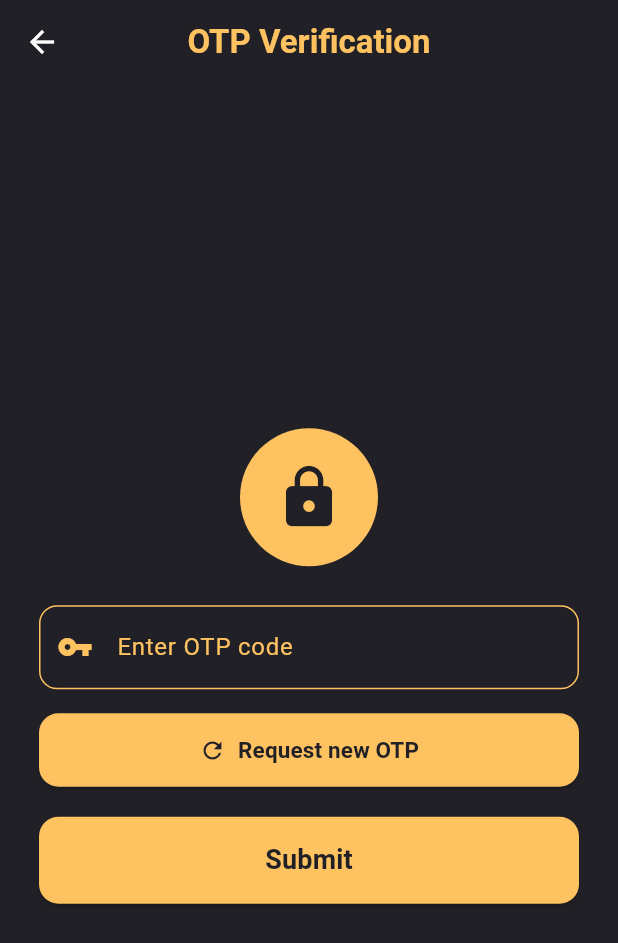
After one commit to R3FA/joymodels-ui, a Flutter app: the VerifyPageScreen screen opened directly, on a phone screen of 412 x 824 dp. The commit adds this screen. Shown: the top 943 px of the screen. Run offline on Flutter 3.47's test engine with Material 3 defaults, Android fonts, the phone set to English and light mode, and no system bars; our stand-ins replace flutter_secure_storage, get_it, image_picker; accounts and stored records are empty.

Commit message:
Create Verify screen and Create request new otp code logic

```diff
--- a/joymodels_mobile/lib/data/model/enums/jwt/jwt_claim_key_api_model.dart
+++ b/joymodels_mobile/lib/data/model/enums/jwt_claim_key_api_enum.dart
@@ -1,4 +1,4 @@
-enum JwtClaimKeyApiModel {
+enum JwtClaimKeyApiEnum {
   nameIdentifier(
     'http://schemas.xmlsoap.org/ws/2005/05/identity/claims/nameidentifier',
   ),
@@ -9,5 +9,5 @@ enum JwtClaimKeyApiModel {
   aud('aud');
 
   final String key;
-  const JwtClaimKeyApiModel(this.key);
+  const JwtClaimKeyApiEnum(this.key);
 }
--- /dev/null
+++ b/joymodels_mobile/lib/data/model/enums/user_role_api_enum.dart
@@ -0,0 +1,2 @@
+// ignore: constant_identifier_names
+enum UserRoleApiEnum { Unverified, User, Helper, Admin, Root }
--- /dev/null
+++ b/joymodels_mobile/lib/data/model/sso/request_types/sso_new_otp_code_request_api_model.dart
@@ -0,0 +1,15 @@
+import 'package:http/http.dart' as http;
+
+class SsoNewOtpCodeRequestApiModel {
+  final String userUuid;
+
+  SsoNewOtpCodeRequestApiModel({required this.userUuid});
+
+  Future<http.MultipartRequest> toMultipartRequest(Uri url) async {
+    final multiPartRequest = http.MultipartRequest('POST', url);
+
+    multiPartRequest.fields['UserUuid'] = userUuid;
+
+    return multiPartRequest;
+  }
+}
--- a/joymodels_mobile/lib/data/services/sso_service.dart
+++ b/joymodels_mobile/lib/data/services/sso_service.dart
@@ -1,5 +1,7 @@
 import 'package:http/http.dart' as http;
 import 'package:joymodels_mobile/data/core/config/api_constants.dart';
+import 'package:joymodels_mobile/data/core/config/token_storage.dart';
+import 'package:joymodels_mobile/data/model/sso/request_types/sso_new_otp_code_request_api_model.dart';
 import 'package:joymodels_mobile/data/model/sso/request_types/sso_user_create_request_api_model.dart';
 import 'package:joymodels_mobile/data/model/sso/request_types/sso_user_login_request_api_model.dart';
 
@@ -10,6 +12,23 @@ class SsoService {
     final url = Uri.parse("$ssoUrl/create");
 
     final multiPartRequest = await request.toMultipartRequest(url);
+
+    final streamedResponse = await multiPartRequest.send();
+
+    final response = await http.Response.fromStream(streamedResponse);
+
+    return response;
+  }
+
+  Future<http.Response> requestNewOtpCode(
+    SsoNewOtpCodeRequestApiModel request,
+  ) async {
+    final url = Uri.parse("$ssoUrl/request-new-otp-code");
+
+    final multiPartRequest = await request.toMultipartRequest(url);
+
+    final token = await TokenStorage.getAccessToken();
+    multiPartRequest.headers['Authorization'] = "Bearer $token";
 
     final streamedResponse = await multiPartRequest.send();
 
--- a/joymodels_mobile/lib/main.dart
+++ b/joymodels_mobile/lib/main.dart
@@ -2,6 +2,7 @@ import 'package:flutter/material.dart';
 import 'package:joymodels_mobile/core/di/di.dart';
 import 'package:joymodels_mobile/ui/login_page/view_model/login_page_view_model.dart';
 import 'package:joymodels_mobile/ui/register_page/view_model/register_page_view_model.dart';
+import 'package:joymodels_mobile/ui/verify_page/view_model/verify_page_view_model.dart';
 import 'package:provider/provider.dart';
 import 'package:joymodels_mobile/ui/welcome_page/widgets/welcome_page_screen.dart';
 import 'package:joymodels_mobile/ui/welcome_page/view_model/welcome_page_view_model.dart';
@@ -15,6 +16,7 @@ void main() {
         ChangeNotifierProvider(create: (_) => WelcomePageViewModel()),
         ChangeNotifierProvider(create: (_) => RegisterPageScreenViewModel()),
         ChangeNotifierProvider(create: (_) => LoginPageScreenViewModel()),
+        ChangeNotifierProvider(create: (_) => VerifyPageScreenViewModel()),
       ],
       child: const JoyModelsApp(),
     ),
--- a/joymodels_mobile/lib/ui/login_page/widgets/login_page_screen.dart
+++ b/joymodels_mobile/lib/ui/login_page/widgets/login_page_screen.dart
@@ -95,7 +95,8 @@ class LoginPageScreen extends StatelessWidget {
                         ? null
                         : () async {
                             if (await viewModel.login(context)) {
-                              if (context.mounted) {
+                              if (context.mounted &&
+                                  !viewModel.isVerifyScreenLoading) {
                                 showSuccessSnackBar(context, 'Login success!');
                               }
                             }
--- /dev/null
+++ b/joymodels_mobile/lib/ui/verify_page/view_model/verify_page_view_model.dart
@@ -0,0 +1,78 @@
+import 'package:flutter/material.dart';
+import 'package:joymodels_mobile/core/di/di.dart';
+import 'package:joymodels_mobile/data/core/config/token_storage.dart';
+import 'package:joymodels_mobile/data/model/enums/jwt_claim_key_api_enum.dart';
+import 'package:joymodels_mobile/data/model/sso/request_types/sso_new_otp_code_request_api_model.dart';
+import 'package:joymodels_mobile/data/repositories/sso_repository.dart';
+import 'package:joymodels_mobile/ui/core/view_model/regex_view_model.dart';
+
+class VerifyPageScreenViewModel with ChangeNotifier {
+  final ssoRepository = sl<SsoRepository>();
+  final formKey = GlobalKey<FormState>();
+  final otpCodeController = TextEditingController();
+
+  bool isVerifying = false;
+  bool isRequestingNewOtpCode = false;
+
+  String? errorMessage;
+  String? successMessage;
+
+  String? validateOtpCode(String? otpCode) {
+    return RegexValidationViewModel.validateOtpCode(otpCode);
+  }
+
+  Future<void> verify() async {
+    errorMessage = null;
+    successMessage = null;
+    isVerifying = true;
+    notifyListeners();
+
+    if (!formKey.currentState!.validate()) {
+      isVerifying = false;
+      notifyListeners();
+      return;
+    }
+
+    // Simulacija requesta
+    await Future.delayed(Duration(seconds: 2));
+    successMessage = "OTP uspješno verifikovan!";
+    isVerifying = false;
+    notifyListeners();
+  }
+
+  Future<bool> requestNewOtpCode() async {
+    errorMessage = null;
+    successMessage = null;
+    isRequestingNewOtpCode = true;
+    notifyListeners();
+
+    final accessTokenPayloadMap = TokenStorage.decodeAccessToken(
+      (await TokenStorage.getAccessToken())!,
+    );
+
+    final SsoNewOtpCodeRequestApiModel request = SsoNewOtpCodeRequestApiModel(
+      userUuid: accessTokenPayloadMap[JwtClaimKeyApiEnum.nameIdentifier.key],
+    );
+
+    try {
+      await ssoRepository.requestNewOtpCode(request);
+      isRequestingNewOtpCode = false;
+      errorMessage = null;
+      successMessage = "New OTP Code has been sent!";
+      notifyListeners();
+
+      return true;
+    } catch (e) {
+      errorMessage = e.toString();
+      isRequestingNewOtpCode = false;
+      notifyListeners();
+      return false;
+    }
+  }
+
+  @override
+  void dispose() {
+    otpCodeController.dispose();
+    super.dispose();
+  }
+}
--- /dev/null
+++ b/joymodels_mobile/lib/ui/verify_page/widgets/verify_page_screen.dart
@@ -0,0 +1,177 @@
+import 'package:flutter/material.dart';
+import 'package:joymodels_mobile/ui/core/themes/color_palette.dart';
+import 'package:joymodels_mobile/ui/core/ui/form_input_decoration.dart';
+import 'package:joymodels_mobile/ui/verify_page/view_model/verify_page_view_model.dart';
+import 'package:provider/provider.dart';
+
+class VerifyPageScreen extends StatelessWidget {
+  const VerifyPageScreen({super.key});
+
+  @override
+  Widget build(BuildContext context) {
+    final viewModel = context.watch<VerifyPageScreenViewModel>();
+
+    return Scaffold(
+      backgroundColor: ColorPallete.darkBackground,
+      appBar: AppBar(
+        backgroundColor: ColorPallete.darkBackground,
+        elevation: 0,
+        iconTheme: const IconThemeData(color: Colors.white),
+        title: const Text(
+          'OTP Verification',
+          style: TextStyle(
+            color: ColorPallete.accent,
+            fontWeight: FontWeight.bold,
+            fontSize: 22,
+          ),
+        ),
+        centerTitle: true,
+      ),
+      body: Center(
+        child: SingleChildScrollView(
+          padding: const EdgeInsets.all(26),
+          child: Column(
+            mainAxisSize: MainAxisSize.min,
+            children: [
+              const SizedBox(height: 8),
+              CircleAvatar(
+                radius: 46,
+                backgroundColor: ColorPallete.accent,
+                child: Icon(
+                  Icons.lock,
+                  color: ColorPallete.darkBackground,
+                  size: 46,
+                ),
+              ),
+              if (viewModel.errorMessage != null)
+                Padding(
+                  padding: const EdgeInsets.only(top: 12.0),
+                  child: Text(
+                    viewModel.errorMessage!,
+                    style: const TextStyle(
+                      color: Colors.red,
+                      fontWeight: FontWeight.bold,
+                      fontSize: 15,
+                    ),
+                    textAlign: TextAlign.center,
+                  ),
+                ),
+              if (viewModel.successMessage != null)
+                Padding(
+                  padding: const EdgeInsets.only(top: 12.0),
+                  child: Text(
+                    viewModel.successMessage!,
+                    style: const TextStyle(
+                      color: Colors.green,
+                      fontWeight: FontWeight.bold,
+                      fontSize: 15,
+                    ),
+                    textAlign: TextAlign.center,
+                  ),
+                ),
+              const SizedBox(height: 26),
+              TextFormField(
+                key: viewModel.formKey,
+                controller: viewModel.otpCodeController,
+                decoration: formInputDecoration(
+                  "Enter OTP code",
+                  Icons.vpn_key,
+                ),
+                style: const TextStyle(color: Colors.white),
+                keyboardType: TextInputType.text,
+                textAlign: TextAlign.left,
+                maxLength: 12,
+                buildCounter:
+                    (
+                      _, {
+                      required currentLength,
+                      required isFocused,
+                      maxLength,
+                    }) => null,
+                obscureText: false,
+                validator: viewModel.validateOtpCode,
+              ),
+              const SizedBox(height: 16),
+              Row(
+                children: [
+                  Expanded(
+                    child: ElevatedButton.icon(
+                      icon: const Icon(
+                        Icons.refresh,
+                        color: ColorPallete.darkBackground,
+                      ),
+                      label: viewModel.isRequestingNewOtpCode
+                          ? const SizedBox(
+                              width: 18,
+                              height: 18,
+                              child: CircularProgressIndicator(
+                                color: ColorPallete.darkBackground,
+                                strokeWidth: 2.2,
+                              ),
+                            )
+                          : const Text(
+                              'Request new OTP',
+                              style: TextStyle(
+                                color: ColorPallete.darkBackground,
+                                fontSize: 15,
+                                fontWeight: FontWeight.bold,
+                              ),
+                            ),
+                      style: ElevatedButton.styleFrom(
+                        backgroundColor: ColorPallete.accent,
+                        shape: RoundedRectangleBorder(
+                          borderRadius: BorderRadius.circular(13),
+                        ),
+                        padding: const EdgeInsets.symmetric(vertical: 14),
+                      ),
+                      onPressed: viewModel.isRequestingNewOtpCode
+                          ? null
+                          : () async {
+                              await viewModel.requestNewOtpCode();
+                            },
+                    ),
+                  ),
+                ],
+              ),
+              const SizedBox(height: 20),
+              SizedBox(
+                width: double.infinity,
+                child: ElevatedButton(
+                  style: ElevatedButton.styleFrom(
+                    backgroundColor: ColorPallete.accent,
+                    shape: RoundedRectangleBorder(
+                      borderRadius: BorderRadius.circular(13),
+                    ),
+                    padding: const EdgeInsets.symmetric(vertical: 16),
+                  ),
+                  onPressed: viewModel.isVerifying
+                      ? null
+                      : () async {
+                          await viewModel.verify();
+                        },
+                  child: viewModel.isVerifying
+                      ? const SizedBox(
+                          width: 22,
+                          height: 22,
+                          child: CircularProgressIndicator(
+                            color: ColorPallete.darkBackground,
+                            strokeWidth: 2.4,
+                          ),
+                        )
+                      : const Text(
+                          'Submit',
+                          style: TextStyle(
+                            color: ColorPallete.darkBackground,
+                            fontSize: 18,
+                            fontWeight: FontWeight.bold,
+                          ),
+                        ),
+                ),
+              ),
+            ],
+          ),
+        ),
+      ),
+    );
+  }
+}
```
Also changed, not shown: joymodels_mobile/lib/data/core/config/token_storage.dart (+10 -0 lines), joymodels_mobile/lib/data/repositories/sso_repository.dart (+15 -0 lines), joymodels_mobile/lib/ui/login_page/view_model/login_page_view_model.dart (+22 -8 lines).
